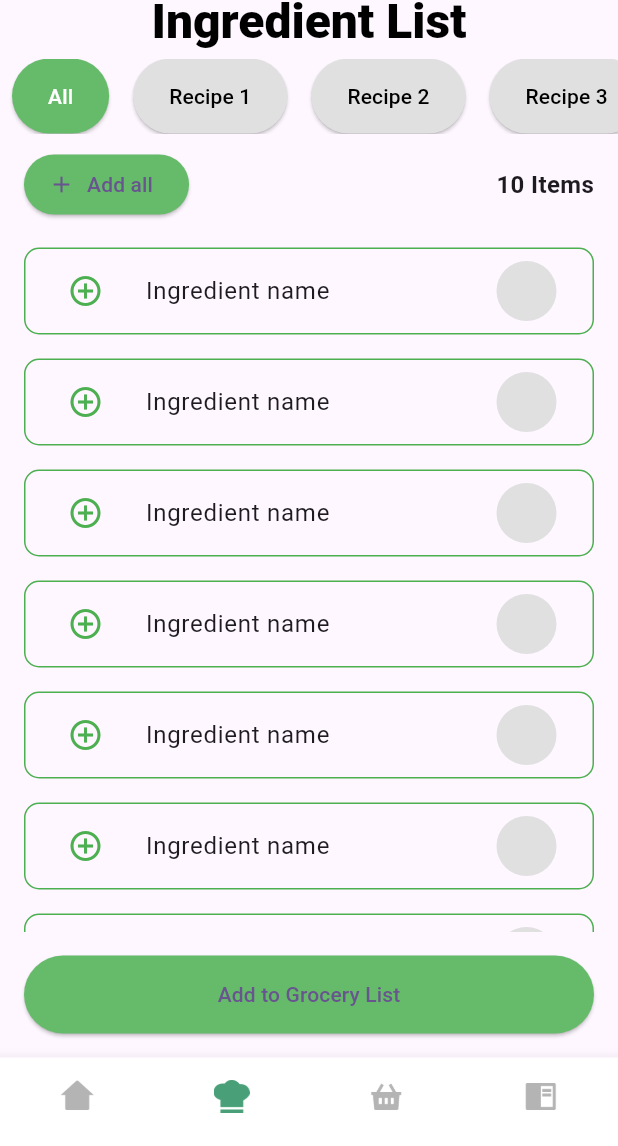
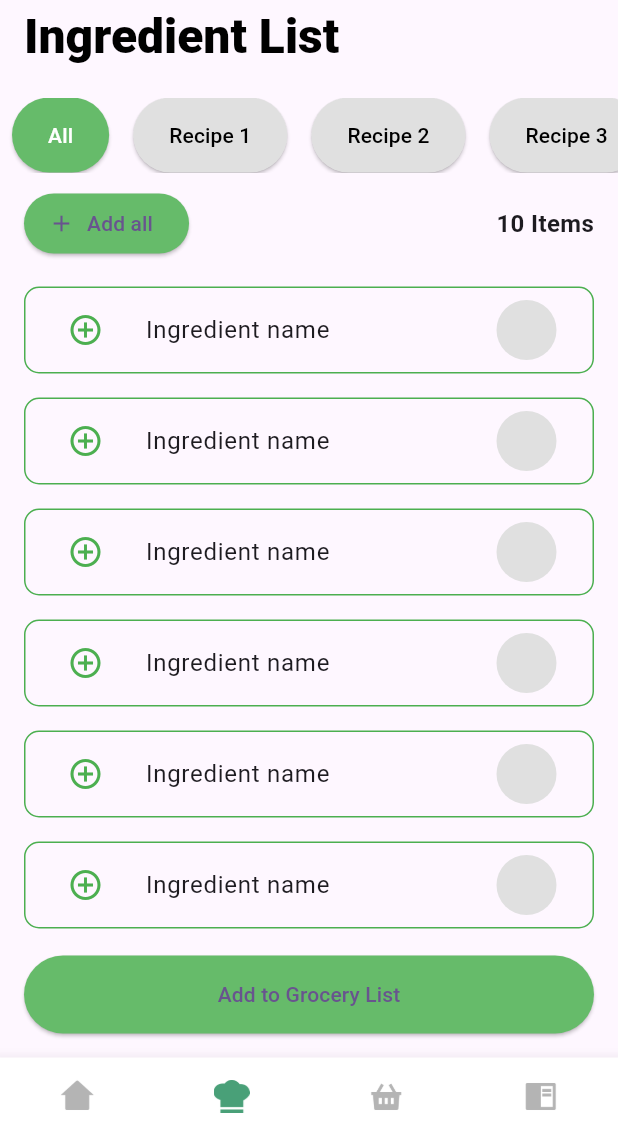
Before and after one commit to aadityayadav17/binarybandits, a Flutter app: the IngredientListPage screen opened directly, on a phone screen of 412 x 824 dp, the part 90-1236 px from its top. Run offline on Flutter 3.47's test engine with Material 3 defaults, Android fonts, the phone set to English and light mode, and no system bars; our stand-ins replace country_code_picker, dropdown_button2, firebase_core, google_fonts; accounts and stored records are empty.

Commit message:
Ingredient List (6/n) - Ingredient List Text

```diff
--- a/lib/screens/ingredient_list_screen.dart
+++ b/lib/screens/ingredient_list_screen.dart
@@ -27,10 +27,13 @@ class IngredientListPage extends StatelessWidget {
       ),
       body: Column(
         children: [
-          Column(
-            crossAxisAlignment: CrossAxisAlignment.start,
-            children: [
-              Text(
+          // Left-align the "Ingredient List" text
+          Padding(
+            padding: const EdgeInsets.only(left: 16.0, top: 10.0),
+            child: Align(
+              alignment:
+                  Alignment.centerLeft, // Ensure the text is left-aligned
+              child: Text(
                 "Ingredient List",
                 style: GoogleFonts.robotoFlex(
                   color: Colors.black,
@@ -40,8 +43,9 @@ class IngredientListPage extends StatelessWidget {
                   height: 0.9,
                 ),
               ),
-            ],
+            ),
           ),
+          const SizedBox(height: 16),
           // Recipe Tabs
           Padding(
             padding: const EdgeInsets.symmetric(vertical: 10.0),
```
